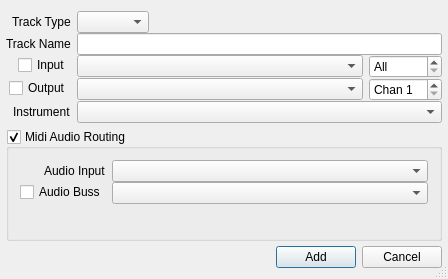
The window that oom/widgets/createtrackbase.ui (ccherrett/oom) describes before a commit, drawn with Qt 5.
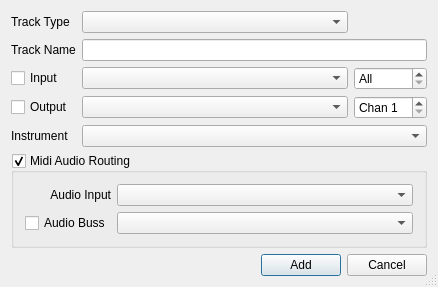
The same window after the commit.

Commit message: Update CreateTrackDialog UI, initial lv2 state code

Patch:
```diff
--- a/oom/widgets/createtrackbase.ui
+++ b/oom/widgets/createtrackbase.ui
@@ -9,8 +9,8 @@
    <rect>
     <x>0</x>
     <y>0</y>
-    <width>448</width>
-    <height>279</height>
+    <width>438</width>
+    <height>270</height>
    </rect>
   </property>
   <property name="windowTitle">
@@ -22,33 +22,7 @@
   <property name="modal">
    <bool>false</bool>
   </property>
-  <layout class="QVBoxLayout" name="verticalLayout">
-   <property name="spacing">
-    <number>5</number>
-   </property>
-   <property name="sizeConstraint">
-    <enum>QLayout::SetMinAndMaxSize</enum>
-   </property>
-   <property name="leftMargin">
-    <number>6</number>
-   </property>
-   <property name="rightMargin">
-    <number>6</number>
-   </property>
-   <item>
-    <layout class="QFormLayout" name="formLayout">
-     <property name="fieldGrowthPolicy">
-      <enum>QFormLayout::ExpandingFieldsGrow</enum>
-     </property>
-     <property name="labelAlignment">
-      <set>Qt::AlignRight|Qt::AlignTrailing|Qt::AlignVCenter</set>
-     </property>
-     <property name="verticalSpacing">
-      <number>0</number>
-     </property>
-     <property name="topMargin">
-      <number>0</number>
-     </property>
+  <layout class="QGridLayout" name="gridLayout_2">
      <item row="0" column="0">
       <widget class="QLabel" name="label">
        <property name="text">
@@ -57,18 +31,8 @@
       </widget>
      </item>
      <item row="0" column="1">
-      <layout class="QHBoxLayout" name="horizontalLayout">
-       <property name="leftMargin">
-        <number>0</number>
-       </property>
-       <property name="rightMargin">
-        <number>0</number>
-       </property>
-       <item>
         <widget class="QComboBox" name="cmbType"/>
        </item>
-      </layout>
-     </item>
      <item row="1" column="0">
       <widget class="QLabel" name="lblName">
        <property name="sizePolicy">
@@ -88,12 +52,20 @@
        </property>
       </widget>
      </item>
-     <item row="1" column="1">
+   <item row="1" column="1" colspan="2">
       <widget class="QLineEdit" name="txtName"/>
      </item>
+   <item row="2" column="0">
+    <widget class="QCheckBox" name="chkInput">
+     <property name="toolTip">
+      <string>Skip Input routing</string>
+     </property>
+     <property name="text">
+      <string>Input</string>
+     </property>
+    </widget>
+   </item>
      <item row="2" column="1">
-      <layout class="QHBoxLayout" name="inputLayout">
-       <item>
         <widget class="QComboBox" name="cmbInput">
          <property name="sizePolicy">
           <sizepolicy hsizetype="MinimumExpanding" vsizetype="Fixed">
@@ -106,7 +78,7 @@
          </property>
         </widget>
        </item>
-       <item>
+   <item row="2" column="2">
         <widget class="QSpinBox" name="txtInChannel">
          <property name="specialValueText">
           <string>All</string>
@@ -125,11 +97,17 @@
          </property>
         </widget>
        </item>
-      </layout>
+   <item row="3" column="0">
+    <widget class="QCheckBox" name="chkOutput">
+     <property name="toolTip">
+      <string>Skip Output routing</string>
+     </property>
+     <property name="text">
+      <string>Output</string>
+     </property>
+    </widget>
      </item>
      <item row="3" column="1">
-      <layout class="QHBoxLayout" name="outputLayout">
-       <item>
         <widget class="QComboBox" name="cmbOutput">
          <property name="sizePolicy">
           <sizepolicy hsizetype="Expanding" vsizetype="Fixed">
@@ -139,7 +117,7 @@
          </property>
         </widget>
        </item>
-       <item>
+   <item row="3" column="2">
         <widget class="QSpinBox" name="txtOutChannel">
          <property name="specialValueText">
           <string/>
@@ -158,8 +136,6 @@
          </property>
         </widget>
        </item>
-      </layout>
-     </item>
      <item row="4" column="0">
       <widget class="QLabel" name="lblInstrument">
        <property name="text">
@@ -167,7 +143,7 @@
        </property>
       </widget>
      </item>
-     <item row="4" column="1">
+   <item row="4" column="1" colspan="2">
       <widget class="QComboBox" name="cmbInstrument">
        <property name="sizePolicy">
         <sizepolicy hsizetype="Expanding" vsizetype="Fixed">
@@ -180,29 +156,7 @@
        </property>
       </widget>
      </item>
-     <item row="3" column="0">
-      <widget class="QCheckBox" name="chkOutput">
-       <property name="toolTip">
-        <string>Skip Output routing</string>
-       </property>
-       <property name="text">
-        <string>Output</string>
-       </property>
-      </widget>
-     </item>
-     <item row="2" column="0">
-      <widget class="QCheckBox" name="chkInput">
-       <property name="toolTip">
-        <string>Skip Input routing</string>
-       </property>
-       <property name="text">
-        <string>Input</string>
-       </property>
-      </widget>
-     </item>
-    </layout>
-   </item>
-   <item>
+   <item row="5" column="0" colspan="3">
     <widget class="QGroupBox" name="midiBox">
      <property name="toolTip">
       <string>Add Audio Input  tracks and Busses for monitoring output from LinuxSampler
@@ -214,18 +168,15 @@
      <property name="checkable">
       <bool>true</bool>
      </property>
-     <layout class="QFormLayout" name="formLayout_2">
-      <property name="labelAlignment">
-       <set>Qt::AlignRight|Qt::AlignTrailing|Qt::AlignVCenter</set>
-      </property>
-      <property name="verticalSpacing">
-       <number>0</number>
-      </property>
+     <layout class="QGridLayout" name="gridLayout">
       <item row="0" column="0">
        <widget class="QLabel" name="lblMonitor">
         <property name="text">
          <string>Audio Input</string>
         </property>
+        <property name="alignment">
+         <set>Qt::AlignRight|Qt::AlignTrailing|Qt::AlignVCenter</set>
+        </property>
        </widget>
       </item>
       <item row="0" column="1">
@@ -238,23 +189,6 @@
         </property>
        </widget>
       </item>
-      <item row="1" column="1">
-       <layout class="QHBoxLayout" name="horizontalLayout_2">
-        <property name="rightMargin">
-         <number>0</number>
-        </property>
-        <item>
-         <widget class="QComboBox" name="cmbBuss">
-          <property name="sizePolicy">
-           <sizepolicy hsizetype="Expanding" vsizetype="Fixed">
-            <horstretch>0</horstretch>
-            <verstretch>0</verstretch>
-           </sizepolicy>
-          </property>
-         </widget>
-        </item>
-       </layout>
-      </item>
       <item row="1" column="0">
        <widget class="QCheckBox" name="chkBuss">
         <property name="toolTip">
@@ -265,10 +199,20 @@
         </property>
        </widget>
       </item>
+      <item row="1" column="1">
+       <widget class="QComboBox" name="cmbBuss">
+        <property name="sizePolicy">
+         <sizepolicy hsizetype="Expanding" vsizetype="Fixed">
+          <horstretch>0</horstretch>
+          <verstretch>0</verstretch>
+         </sizepolicy>
+        </property>
+       </widget>
+      </item>
      </layout>
     </widget>
    </item>
-   <item>
+   <item row="6" column="0" colspan="3">
     <layout class="QHBoxLayout" name="buttonLayout">
      <item>
       <spacer name="horizontalSpacer">
```
Lines whose indentation alone changed are shown as unchanged. The commit also changes 3 other files.
